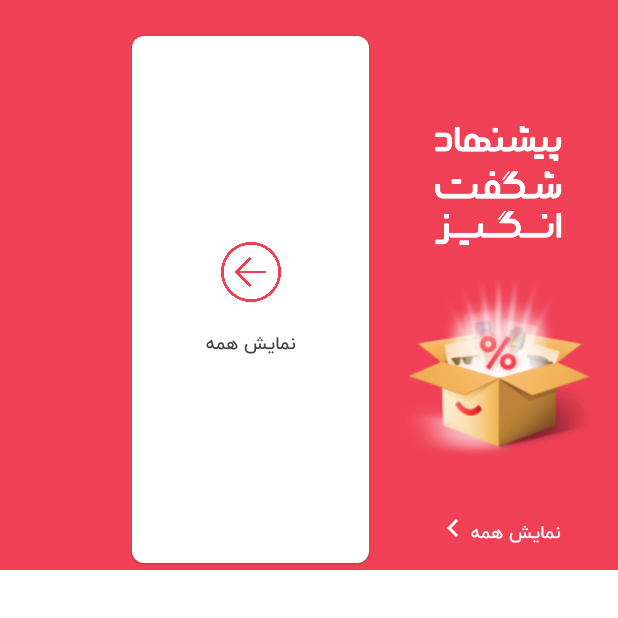
After one commit to davoodsoltani/Digicom, an Android app built with Jetpack Compose: the composable AmazingOfferSection shown on its own in the app's theme, on a phone screen of 412 x 824 dp, the top half of it. The commit adds this screen. Run offline under Robolectric (Android 15) with nearby library versions, the phone set to English and light mode, and no system bars; our stand-ins replace Dagger/Hilt's generated code.

Commit message:
add amazing items in homepage

```diff
--- a/app/src/main/java/com/hads/digikala/data/remote/HomeApiInterface.kt
+++ b/app/src/main/java/com/hads/digikala/data/remote/HomeApiInterface.kt
@@ -1,6 +1,7 @@
 package com.hads.digikala.data.remote
 
 import com.hads.digikala.data.model.ResponseResult
+import com.hads.digikala.data.model.home.AmazingItem
 import com.hads.digikala.data.model.home.Slider
 import retrofit2.Response
 import retrofit2.http.GET
@@ -9,4 +10,7 @@ interface HomeApiInterface {
 
     @GET("v1/getSlider")
     suspend fun getSlider(): Response<ResponseResult<List<Slider>>>
+
+    @GET("v1/getAmazingProducts")
+    suspend fun getAmazingProducts(): Response<ResponseResult<List<AmazingItem>>>
 }
--- a/app/src/main/java/com/hads/digikala/navigation/BottomNavigationBar.kt
+++ b/app/src/main/java/com/hads/digikala/navigation/BottomNavigationBar.kt
@@ -8,6 +8,7 @@ import androidx.compose.runtime.Composable
 import androidx.compose.ui.Alignment
 import androidx.compose.ui.Modifier
 import androidx.compose.ui.graphics.Color
+import androidx.compose.ui.platform.LocalContext
 import androidx.compose.ui.res.painterResource
 import androidx.compose.ui.res.stringResource
 import androidx.compose.ui.text.font.FontWeight
@@ -18,6 +19,8 @@ import androidx.navigation.NavHostController
 import androidx.navigation.compose.currentBackStackEntryAsState
 import com.hads.digikala.ui.theme.selectedBottomBar
 import com.hads.digikala.ui.theme.unSelectedBottomBar
+import com.hads.digikala.utils.Constants
+import com.hads.digikala.utils.LocaleUtils
 
 @Composable
 fun BottomNavigationBar(
@@ -25,6 +28,7 @@ fun BottomNavigationBar(
     modifier: Modifier = Modifier,
     onItemClick: (BottomNavItem) -> Unit
 ) {
+    LocaleUtils.setLocale(LocalContext.current, Constants.USER_LANGUAGE)
     var items = listOf(
         BottomNavItem(
             stringResource(id = R.string.home),
--- a/app/src/main/java/com/hads/digikala/repository/HomeRepository.kt
+++ b/app/src/main/java/com/hads/digikala/repository/HomeRepository.kt
@@ -1,5 +1,6 @@
 package com.hads.digikala.repository
 
+import com.hads.digikala.data.model.home.AmazingItem
 import com.hads.digikala.data.model.home.Slider
 import com.hads.digikala.data.remote.BaseApiResponse
 import com.hads.digikala.data.remote.HomeApiInterface
@@ -12,4 +13,8 @@ class HomeRepository @Inject constructor(private val api: HomeApiInterface) : Ba
         safeApiCall {
             api.getSlider()
         }
+    suspend fun getAmazingProducts(): NetworkResult<List<AmazingItem>> =
+        safeApiCall {
+            api.getAmazingProducts()
+        }
 }
--- a/app/src/main/java/com/hads/digikala/ui/components/AppConfig.kt
+++ b/app/src/main/java/com/hads/digikala/ui/components/AppConfig.kt
@@ -17,8 +17,6 @@ fun AppConfig(
 }
 
 private fun getDatastoreVariable(dataStore: DataStoreViewModel) {
-    runBlocking {
         Constants.USER_LANGUAGE = dataStore.getUserLanguage()
         dataStore.saveUserLanguage(Constants.USER_LANGUAGE)
-    }
 }
--- /dev/null
+++ b/app/src/main/java/com/hads/digikala/ui/screens/home/AmazingOfferCard.kt
@@ -0,0 +1,81 @@
+package com.hads.digikala.ui.screens.home
+
+import androidx.compose.foundation.Image
+import androidx.compose.foundation.layout.Arrangement
+import androidx.compose.foundation.layout.Column
+import androidx.compose.foundation.layout.Row
+import androidx.compose.foundation.layout.Spacer
+import androidx.compose.foundation.layout.fillMaxSize
+import androidx.compose.foundation.layout.fillMaxWidth
+import androidx.compose.foundation.layout.height
+import androidx.compose.foundation.layout.padding
+import androidx.compose.foundation.layout.width
+import androidx.compose.material.Icon
+import androidx.compose.material.MaterialTheme
+import androidx.compose.material.Text
+import androidx.compose.material.icons.Icons
+import androidx.compose.material.icons.filled.KeyboardArrowLeft
+import androidx.compose.runtime.Composable
+import androidx.compose.ui.Alignment
+import androidx.compose.ui.Modifier
+import androidx.compose.ui.graphics.Color
+import androidx.compose.ui.res.painterResource
+import androidx.compose.ui.res.stringResource
+import androidx.compose.ui.text.font.FontWeight
+import androidx.compose.ui.unit.dp
+import com.hads.digikala.R
+import com.hads.digikala.ui.theme.localSpacing
+
+@Composable
+fun AmazingOfferCard(
+    topImageResId: Int, bottomImageResId: Int
+) {
+
+    Column(
+        modifier = Modifier
+            .width(160.dp)
+            .height(380.dp)
+            .padding(
+                horizontal = localSpacing.current.extraSmall,
+                vertical = localSpacing.current.medium
+            ),
+        horizontalAlignment = Alignment.CenterHorizontally,
+        verticalArrangement = Arrangement.Center
+    ) {
+        Spacer(modifier = Modifier.height(60.dp))
+        Image(
+            painter = painterResource(id = topImageResId),
+            contentDescription = "",
+            modifier = Modifier
+                .fillMaxWidth()
+                .height(95.dp)
+        )
+        Spacer(modifier = Modifier.height(15.dp))
+        Image(
+            painter = painterResource(id = bottomImageResId),
+            contentDescription = "",
+            modifier = Modifier
+                .fillMaxWidth()
+                .height(120.dp)
+        )
+
+        Row(
+            modifier = Modifier.fillMaxSize(),
+            horizontalArrangement = Arrangement.Center,
+            verticalAlignment = Alignment.Bottom
+        ) {
+            Text(
+                text = stringResource(id = R.string.show_all),
+                style = MaterialTheme.typography.h6,
+                fontWeight = FontWeight.SemiBold,
+                color = Color.White
+            )
+
+            Icon(
+                imageVector = Icons.Filled.KeyboardArrowLeft,
+                contentDescription = "",
+                tint = Color.White
+            )
+        }
+    }
+}
--- /dev/null
+++ b/app/src/main/java/com/hads/digikala/ui/screens/home/AmazingOfferSection.kt
@@ -0,0 +1,79 @@
+package com.hads.digikala.ui.screens.home
+
+import android.util.Log
+import androidx.compose.foundation.background
+import androidx.compose.foundation.layout.Column
+import androidx.compose.foundation.layout.fillMaxWidth
+import androidx.compose.foundation.lazy.LazyRow
+import androidx.compose.foundation.lazy.items
+import androidx.compose.material.MaterialTheme
+import androidx.compose.runtime.Composable
+import androidx.compose.runtime.collectAsState
+import androidx.compose.runtime.getValue
+import androidx.compose.runtime.mutableStateOf
+import androidx.compose.runtime.remember
+import androidx.compose.runtime.setValue
+import androidx.compose.ui.Modifier
+import androidx.hilt.navigation.compose.hiltViewModel
+import androidx.navigation.NavController
+import androidx.navigation.navArgument
+import com.hads.digikala.R
+import com.hads.digikala.data.model.home.AmazingItem
+import com.hads.digikala.data.remote.NetworkResult
+import com.hads.digikala.ui.theme.digikalaLightRed
+import com.hads.digikala.viewmodel.HomeViewModel
+
+@Composable
+fun AmazingOfferSection(
+    navController: NavController,
+    viewModel: HomeViewModel = hiltViewModel()
+) {
+    var amazingItemList by remember {
+        mutableStateOf<List<AmazingItem>>(emptyList())
+    }
+
+    var loading by remember {
+        mutableStateOf(false)
+    }
+
+    val amazingItemResult by viewModel.amazingItem.collectAsState()
+    when (amazingItemResult) {
+        is NetworkResult.Success -> {
+            amazingItemList = amazingItemResult.data ?: emptyList()
+            loading = false
+        }
+
+        is NetworkResult.Error -> {
+            loading = false
+            Log.e("error", "top slider error: ${amazingItemResult.message}")
+        }
+
+        is NetworkResult.Loading -> {
+            loading = true
+        }
+    }
+
+    Column(
+        modifier = Modifier
+            .background(MaterialTheme.colors.digikalaLightRed)
+            .fillMaxWidth()
+    ) {
+        LazyRow(modifier = Modifier.background(MaterialTheme.colors.digikalaLightRed)) {
+            item {
+                AmazingOfferCard(
+                    topImageResId = R.drawable.amazings,
+                    bottomImageResId = R.drawable.box
+                )
+            }
+
+            items(amazingItemList){item ->
+                AmazingItem(item = item, navController = navController)
+            }
+
+            item {
+                AmazingShowMorItem()
+            }
+        }
+
+    }
+}
--- /dev/null
+++ b/app/src/main/java/com/hads/digikala/ui/screens/home/AmazingShowMorItem.kt
@@ -0,0 +1,65 @@
+package com.hads.digikala.ui.screens.home
+
+import androidx.compose.foundation.background
+import androidx.compose.foundation.layout.Arrangement
+import androidx.compose.foundation.layout.Column
+import androidx.compose.foundation.layout.Spacer
+import androidx.compose.foundation.layout.fillMaxWidth
+import androidx.compose.foundation.layout.height
+import androidx.compose.foundation.layout.padding
+import androidx.compose.foundation.layout.size
+import androidx.compose.material.Card
+import androidx.compose.material.Icon
+import androidx.compose.material.MaterialTheme
+import androidx.compose.material.Text
+import androidx.compose.runtime.Composable
+import androidx.compose.ui.Alignment
+import androidx.compose.ui.Modifier
+import androidx.compose.ui.graphics.Color
+import androidx.compose.ui.res.painterResource
+import androidx.compose.ui.res.stringResource
+import androidx.compose.ui.text.font.FontWeight
+import androidx.compose.ui.unit.dp
+import com.hads.digikala.R
+import com.hads.digikala.ui.theme.darkText
+import com.hads.digikala.ui.theme.digikalaLightRed
+import com.hads.digikala.ui.theme.localShape
+import com.hads.digikala.ui.theme.localSpacing
+
+@Composable
+fun AmazingShowMorItem() {
+    Card(
+        modifier = Modifier
+            .size(180.dp, 375.dp)
+            .padding(
+                end = localSpacing.current.medium,
+                start = localSpacing.current.semiSmall,
+                top = localSpacing.current.samiLarge
+            ),
+        shape = localShape.current.small,
+        contentColor = Color.White
+    ) {
+        Column(
+            modifier = Modifier.fillMaxWidth(),
+            horizontalAlignment = Alignment.CenterHorizontally,
+            verticalArrangement = Arrangement.Center
+        ) {
+            Icon(
+                painter = painterResource(id = R.drawable.show_more),
+                contentDescription = "",
+                tint = MaterialTheme.colors.digikalaLightRed,
+                modifier = Modifier.size(40.dp, 40.dp)
+            )
+
+            Spacer(modifier = Modifier.height(20.dp))
+
+            Text(
+                text = stringResource(id = R.string.show_all),
+                style = MaterialTheme.typography.h6,
+                fontWeight = FontWeight.SemiBold,
+                color = MaterialTheme.colors.darkText
+            )
+
+        }
+    }
+}
--- a/app/src/main/java/com/hads/digikala/viewmodel/DataStoreViewModel.kt
+++ b/app/src/main/java/com/hads/digikala/viewmodel/DataStoreViewModel.kt
@@ -6,6 +6,7 @@ import com.hads.digikala.data.datastore.DataStoreRepository
 import com.hads.digikala.utils.Constants
 import dagger.hilt.android.lifecycle.HiltViewModel
 import kotlinx.coroutines.launch
+import kotlinx.coroutines.runBlocking
 import javax.inject.Inject
 
 @HiltViewModel
@@ -23,5 +24,7 @@ class DataStoreViewModel @Inject constructor(
         }
     }
 
-    suspend fun getUserLanguage(): String = repository.getString(USER_LANGUAGE_KEY) ?: Constants.PERSIAN_LANG
+    fun getUserLanguage(): String = runBlocking {
+        repository.getString(USER_LANGUAGE_KEY) ?: Constants.PERSIAN_LANG
+    }
 }
--- a/app/src/main/res/values/strings.xml
+++ b/app/src/main/res/values/strings.xml
@@ -13,4 +13,6 @@
     <string name="digi_plus">دیجی پلاس</string>
     <string name="digi_shopping">خرید سرماه</string>
     <string name="more">بیشتر</string>
+    <string name="show_all">نمایش همه</string>
+    <string name="amazing_for_app">شگفت انگیز اختصاصی اپ</string>
 </resources>
```
Also changed, not shown: app/src/main/java/com/hads/digikala/data/model/home/AmazingItem.kt (added, +10 -0 lines), app/src/main/java/com/hads/digikala/ui/screens/home/AmazingItem.kt (added, +219 -0 lines), app/src/main/java/com/hads/digikala/ui/screens/home/HomeScreen.kt (+9 -2 lines), app/src/main/java/com/hads/digikala/ui/theme/Color.kt (+24 -0 lines), app/src/main/java/com/hads/digikala/ui/theme/Type.kt (+14 -0 lines), app/src/main/java/com/hads/digikala/utils/DigitHelper.kt (added, +48 -0 lines), app/src/main/java/com/hads/digikala/viewmodel/HomeViewModel.kt (+10 -4 lines), 1 other file.
